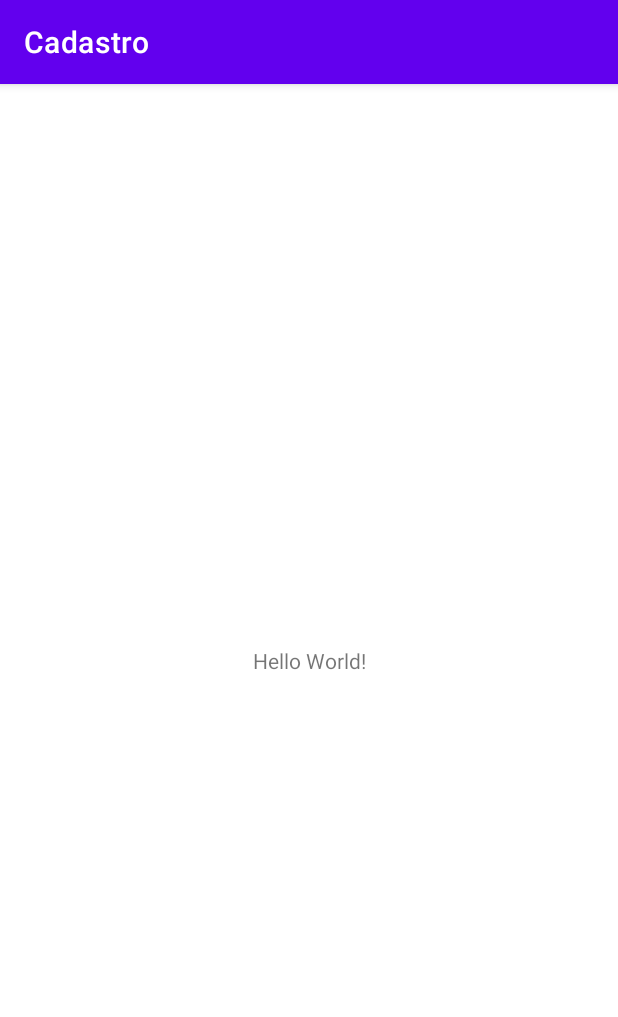
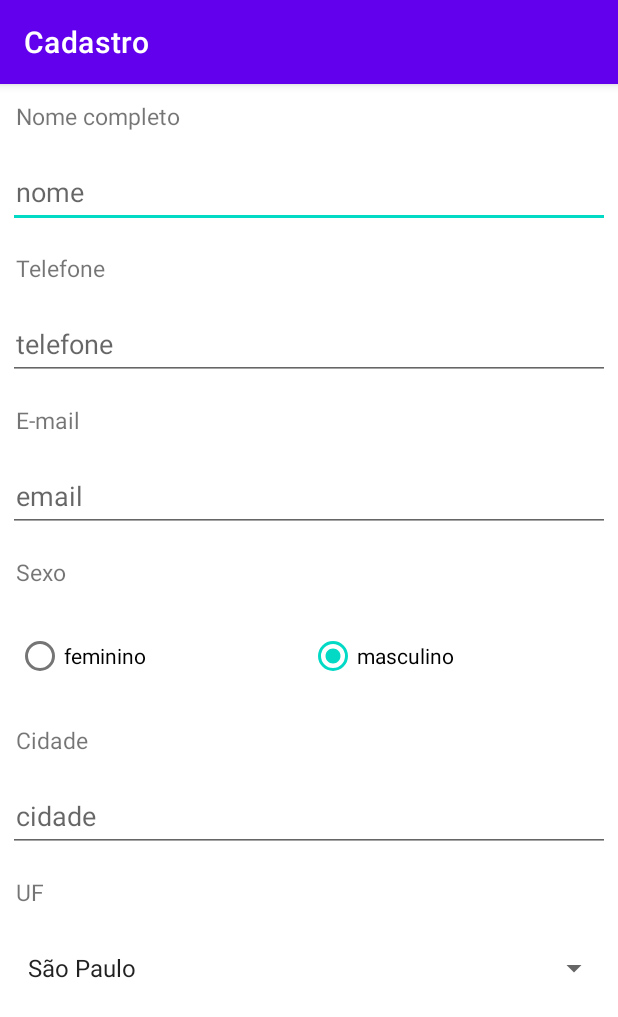
Before and after one commit to jhonathanHS/Cadastro, an Android app: the screen it shows after launch (MainActivity), on a phone screen of 412 x 824 dp. Shown: the top 1017 px of the screen. Run offline under Robolectric (Android 15) with nearby library versions, the phone set to English and light mode, and no system bars.

Commit message:
Created the views, strings and the "Formulario" class

```diff
--- a/app/build.gradle
+++ b/app/build.gradle
@@ -25,6 +25,13 @@ android {
         sourceCompatibility JavaVersion.VERSION_1_8
         targetCompatibility JavaVersion.VERSION_1_8
     }
+
+    viewBinding{
+        enabled true
+    }
+    buildFeatures {
+        viewBinding true
+    }
 }
 
 dependencies {
--- /dev/null
+++ b/app/src/main/java/com/example/cadastro/Formulario.java
@@ -0,0 +1,79 @@
+package com.example.cadastro;
+
+public class Formulario {
+    private String nome;
+    private String telefone;
+    private String email;
+    private String sexo;
+    private String cidade;
+    private String uf;
+
+    public Formulario(String nome, String telefone, String email, String sexo, String cidade, String uf) {
+        this.nome = nome;
+        this.telefone = telefone;
+        this.email = email;
+        this.sexo = sexo;
+        this.cidade = cidade;
+        this.uf = uf;
+    }
+
+    public String getNome() {
+        return nome;
+    }
+
+    public void setNome(String nome) {
+        this.nome = nome;
+    }
+
+    public String getTelefone() {
+        return telefone;
+    }
+
+    public void setTelefone(String telefone) {
+        this.telefone = telefone;
+    }
+
+    public String getEmail() {
+        return email;
+    }
+
+    public void setEmail(String email) {
+        this.email = email;
+    }
+
+    public String getSexo() {
+        return sexo;
+    }
+
+    public void setSexo(String sexo) {
+        this.sexo = sexo;
+    }
+
+    public String getCidade() {
+        return cidade;
+    }
+
+    public void setCidade(String cidade) {
+        this.cidade = cidade;
+    }
+
+    public String getUf() {
+        return uf;
+    }
+
+    public void setUf(String uf) {
+        this.uf = uf;
+    }
+
+    @Override
+    public String toString() {
+        return "Formulario{" +
+                "nome='" + nome + '\'' +
+                ", telefone='" + telefone + '\'' +
+                ", email='" + email + '\'' +
+                ", sexo='" + sexo + '\'' +
+                ", cidade='" + cidade + '\'' +
+                ", uf='" + uf + '\'' +
+                '}';
+    }
+}
--- a/app/src/main/res/layout/activity_main.xml
+++ b/app/src/main/res/layout/activity_main.xml
@@ -1,18 +1,142 @@
 <?xml version="1.0" encoding="utf-8"?>
-<androidx.constraintlayout.widget.ConstraintLayout xmlns:android="http://schemas.android.com/apk/res/android"
+<LinearLayout xmlns:android="http://schemas.android.com/apk/res/android"
     xmlns:app="http://schemas.android.com/apk/res-auto"
     xmlns:tools="http://schemas.android.com/tools"
     android:layout_width="match_parent"
     android:layout_height="match_parent"
+    android:orientation="vertical"
     tools:context=".MainActivity">
 
     <TextView
-        android:layout_width="wrap_content"
+        android:layout_width="match_parent"
         android:layout_height="wrap_content"
-        android:text="Hello World!"
-        app:layout_constraintBottom_toBottomOf="parent"
-        app:layout_constraintEnd_toEndOf="parent"
-        app:layout_constraintStart_toStartOf="parent"
-        app:layout_constraintTop_toTopOf="parent" />
+        android:textSize="15sp"
+        android:gravity="start"
+        android:text="@string/nome_completo"
+        android:layout_margin="5dp"
+        android:padding="5dp"/>
 
-</androidx.constraintlayout.widget.ConstraintLayout>
+    <EditText
+        android:id="@+id/nomeEt"
+        android:layout_width="match_parent"
+        android:layout_height="wrap_content"
+        android:layout_margin="5dp"
+        android:hint="@string/nome"
+        android:importantForAutofill="no"
+        android:inputType="textPersonName"
+        android:minHeight="48dp"
+        android:padding="5dp" />
+
+    <TextView
+        android:layout_width="match_parent"
+        android:layout_height="wrap_content"
+        android:textSize="15sp"
+        android:gravity="start"
+        android:text="@string/telefonetitle"
+        android:layout_margin="5dp"
+        android:padding="5dp"/>
+
+    <EditText
+        android:id="@+id/telefoneEt"
+        android:layout_width="match_parent"
+        android:layout_height="wrap_content"
+        android:inputType="textEmailAddress"
+        android:hint="@string/telefone"
+        android:minHeight="48dp"
+        android:padding="5dp"
+        android:layout_margin="5dp"
+        android:importantForAutofill="no" />
+
+    <TextView
+        android:layout_width="match_parent"
+        android:layout_height="wrap_content"
+        android:textSize="15sp"
+        android:gravity="start"
+        android:text="@string/e_mailtitle"
+        android:layout_margin="5dp"
+        android:padding="5dp"/>
+
+    <EditText
+        android:id="@+id/emailEt"
+        android:layout_width="match_parent"
+        android:layout_height="wrap_content"
+        android:inputType="textEmailAddress"
+        android:hint="@string/email"
+        android:minHeight="48dp"
+        android:padding="5dp"
+        android:layout_margin="5dp"
+        android:importantForAutofill="no" />
+
+    <TextView
+        android:layout_width="match_parent"
+        android:layout_height="wrap_content"
+        android:textSize="15sp"
+        android:gravity="start"
+        android:text="@string/sexotitle"
+        android:layout_margin="5dp"
+        android:padding="5dp"/>
+
+    <RadioGroup
+        android:orientation="horizontal"
+        android:layout_width="match_parent"
+        android:layout_height="wrap_content"
+        android:minHeight="48dp"
+        android:padding="5dp"
+        android:layout_margin="5dp">
+
+        <RadioButton
+            android:id="@+id/femininoRb"
+            android:layout_width="0dp"
+            android:layout_height="wrap_content"
+            android:text="@string/feminino"
+            android:layout_weight="1"
+            android:checked="true"/>
+
+        <RadioButton
+            android:id="@+id/masculinoRb"
+            android:layout_width="0dp"
+            android:layout_height="wrap_content"
+            android:text="@string/masculino"
+            android:layout_weight="1"
+            android:checked="true"/>
+    </RadioGroup>
+
+    <TextView
+        android:layout_width="match_parent"
+        android:layout_height="wrap_content"
+        android:textSize="15sp"
+        android:gravity="start"
+        android:text="@string/cidadetitle"
+        android:layout_margin="5dp"
+        android:padding="5dp"/>
+
+    <EditText
+        android:id="@+id/cidadeEt"
+        android:layout_width="match_parent"
+        android:layout_height="wrap_content"
+        android:inputType="textEmailAddress"
+        android:hint="@string/cidade"
+        android:minHeight="48dp"
+        android:padding="5dp"
+        android:layout_margin="5dp"
+        android:importantForAutofill="no" />
+
+    <TextView
+        android:layout_width="match_parent"
+        android:layout_height="wrap_content"
+        android:textSize="15sp"
+        android:gravity="start"
+        android:text="@string/uftitle"
+        android:layout_margin="5dp"
+        android:padding="5dp"/>
+
+    <Spinner
+        android:id="@+id/estadoCivilSp"
+        android:layout_width="match_parent"
+        android:layout_height="wrap_content"
+        android:entries="@array/uf"
+        android:minHeight="48dp"
+        android:padding="5dp"
+        android:layout_margin="5dp"/>
+
+</LinearLayout>
--- a/app/src/main/res/values/strings.xml
+++ b/app/src/main/res/values/strings.xml
@@ -1,3 +1,23 @@
 <resources>
     <string name="app_name">Cadastro</string>
+    <string name="nome">nome</string>
+    <string name="telefone">telefone</string>
+    <string name="email">email</string>
+    <string name="feminino">feminino</string>
+    <string name="masculino">masculino</string>
+    <string name="cidade">cidade</string>
+    <string name="nome_completo">Nome completo</string>
+    <string name="telefonetitle">Telefone</string>
+    <string name="e_mailtitle">E-mail</string>
+    <string name="sexotitle">Sexo</string>
+    <string name="cidadetitle">Cidade</string>
+    <string name="uftitle">UF</string>
+    <string-array name="uf">
+    <item>São Paulo</item>
+    <item>Acre</item>
+    <item>Maranhão</item>
+    <item>Paraná</item>
+    <item>Rio de Janeiro</item>
+    <item>Santa Catarina</item>
+</string-array>
 </resources>
```
